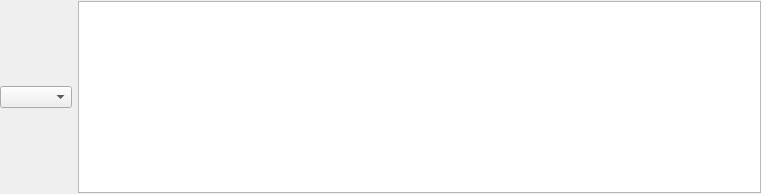
First picture: the form in src/qtui/ui/inputwidget.ui, repository quassel/quassel, before the edit.
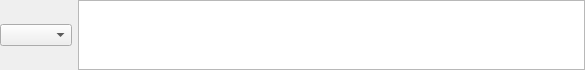
Second picture: the form after the edit. Custom widgets are drawn as their Qt base class.

Diff of the .ui file:
```diff
--- a/src/qtui/ui/inputwidget.ui
+++ b/src/qtui/ui/inputwidget.ui
@@ -6,8 +6,8 @@
    <rect>
     <x>0</x>
     <y>0</y>
-    <width>761</width>
-    <height>194</height>
+    <width>585</width>
+    <height>52</height>
    </rect>
   </property>
   <property name="sizePolicy">
@@ -19,31 +19,26 @@
   <property name="windowTitle">
    <string>Form</string>
   </property>
-  <layout class="QVBoxLayout" name="verticalLayout">
-   <property name="spacing">
-    <number>-1</number>
-   </property>
+  <layout class="QHBoxLayout" name="horizontalLayout">
    <property name="margin">
     <number>0</number>
    </property>
    <item>
-    <layout class="QHBoxLayout" name="horizontalLayout">
-     <item>
       <widget class="QComboBox" name="ownNick"/>
      </item>
      <item>
       <widget class="InputLine" name="inputEdit">
        <property name="sizePolicy">
-        <sizepolicy hsizetype="Expanding" vsizetype="Fixed">
+      <sizepolicy hsizetype="Expanding" vsizetype="Maximum">
          <horstretch>0</horstretch>
          <verstretch>0</verstretch>
         </sizepolicy>
        </property>
        <property name="verticalScrollBarPolicy">
-        <enum>Qt::ScrollBarAlwaysOff</enum>
+      <enum>Qt::ScrollBarAsNeeded</enum>
        </property>
        <property name="horizontalScrollBarPolicy">
-        <enum>Qt::ScrollBarAlwaysOff</enum>
+      <enum>Qt::ScrollBarAsNeeded</enum>
        </property>
        <property name="lineWrapMode">
         <enum>QTextEdit::NoWrap</enum>
@@ -51,8 +46,6 @@
       </widget>
      </item>
     </layout>
-   </item>
-  </layout>
  </widget>
  <customwidgets>
   <customwidget>
```
Left out of the diff: 6 changed lines with no effect on the pictures. Lines whose indentation alone changed are shown as unchanged.
